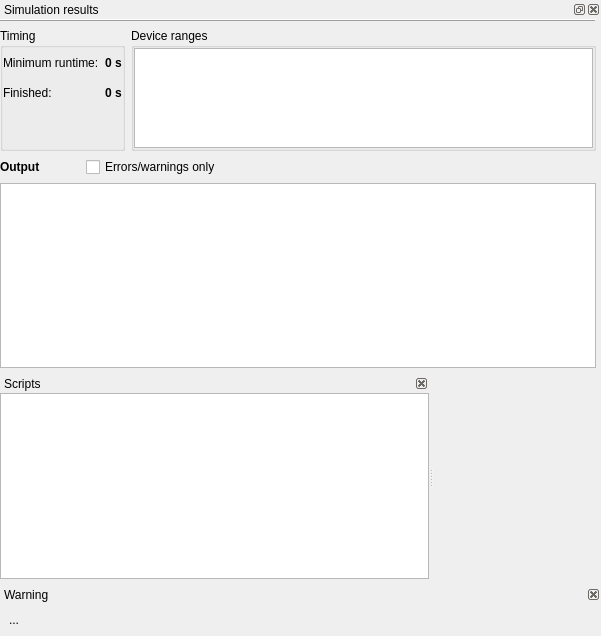
mlz-ictrl/nicos, file lib/nicos/clients/gui/panels/editor.ui: the form before one commit.
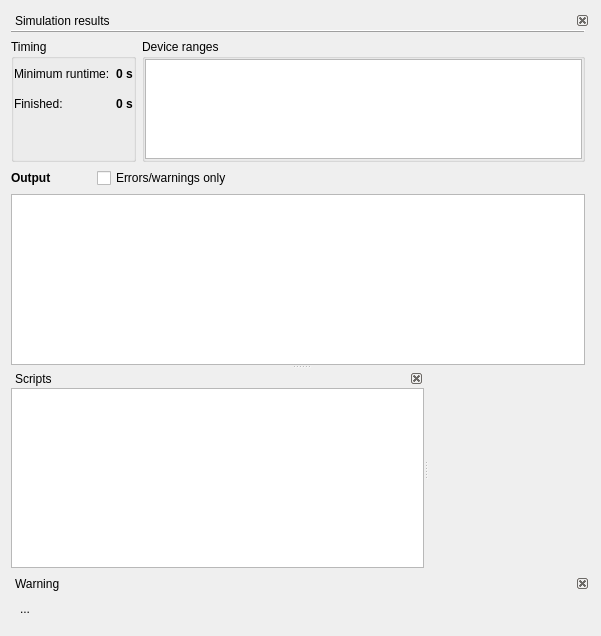
The form after the commit. Icons and pictures are not drawn. Custom widgets are drawn as their Qt base class.

Commit message: editor panel: lay out simulation pane in a splitter to make it resizable even in a QDialog

What changed in the file:
```diff
--- a/lib/nicos/clients/gui/panels/editor.ui
+++ b/lib/nicos/clients/gui/panels/editor.ui
@@ -11,14 +11,18 @@
    </rect>
   </property>
   <layout class="QVBoxLayout" name="verticalLayout_3">
-   <property name="margin">
-    <number>0</number>
-   </property>
    <item>
+    <widget class="QSplitter" name="splitter_2">
+     <property name="orientation">
+      <enum>Qt::Vertical</enum>
+     </property>
     <widget class="QDockWidget" name="simPane">
      <property name="floating">
       <bool>false</bool>
      </property>
+      <property name="features">
+       <set>QDockWidget::DockWidgetClosable</set>
+      </property>
      <property name="windowTitle">
       <string>Simulation results</string>
      </property>
@@ -313,15 +317,13 @@
       </layout>
      </widget>
     </widget>
-   </item>
-   <item>
     <widget class="QSplitter" name="splitter">
      <property name="orientation">
       <enum>Qt::Horizontal</enum>
      </property>
      <widget class="QDockWidget" name="scriptsPane">
       <property name="features">
-       <set>QDockWidget::DockWidgetClosable|QDockWidget::DockWidgetMovable</set>
+        <set>QDockWidget::DockWidgetClosable</set>
       </property>
       <property name="allowedAreas">
        <set>Qt::LeftDockWidgetArea</set>
@@ -349,6 +351,7 @@
       </property>
      </widget>
     </widget>
+    </widget>
    </item>
    <item>
     <widget class="QDockWidget" name="warnWidget">
@@ -447,7 +450,7 @@
       <bool>false</bool>
      </property>
      <property name="features">
-      <set>QDockWidget::DockWidgetClosable|QDockWidget::DockWidgetMovable</set>
+      <set>QDockWidget::DockWidgetClosable</set>
      </property>
      <property name="windowTitle">
       <string>Warning</string>
```
Lines whose indentation alone changed are shown as unchanged.
